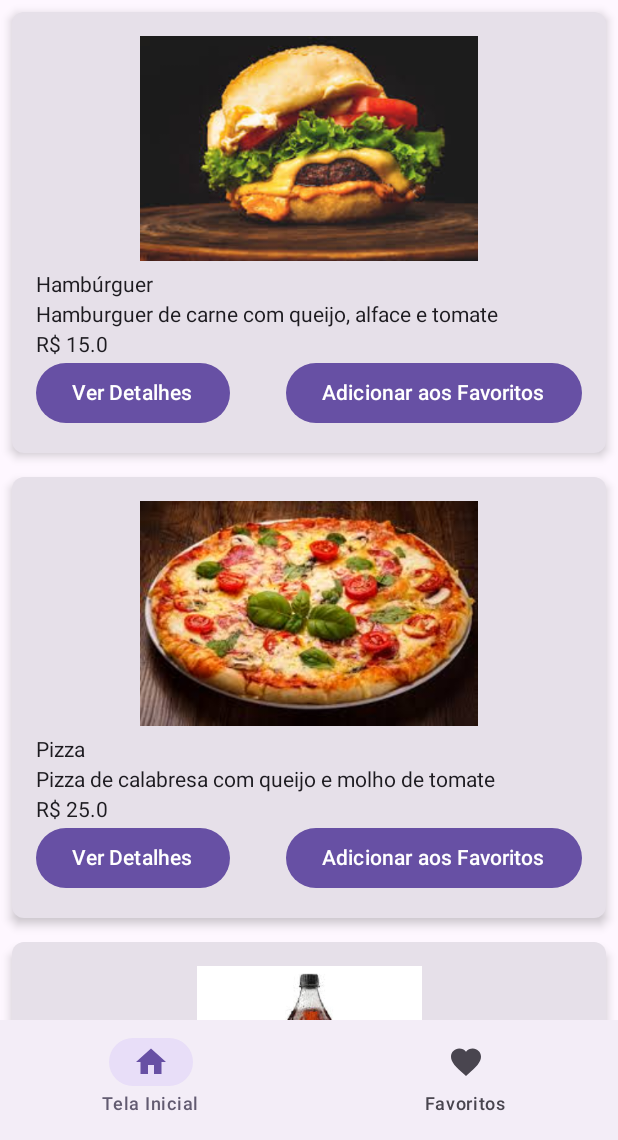
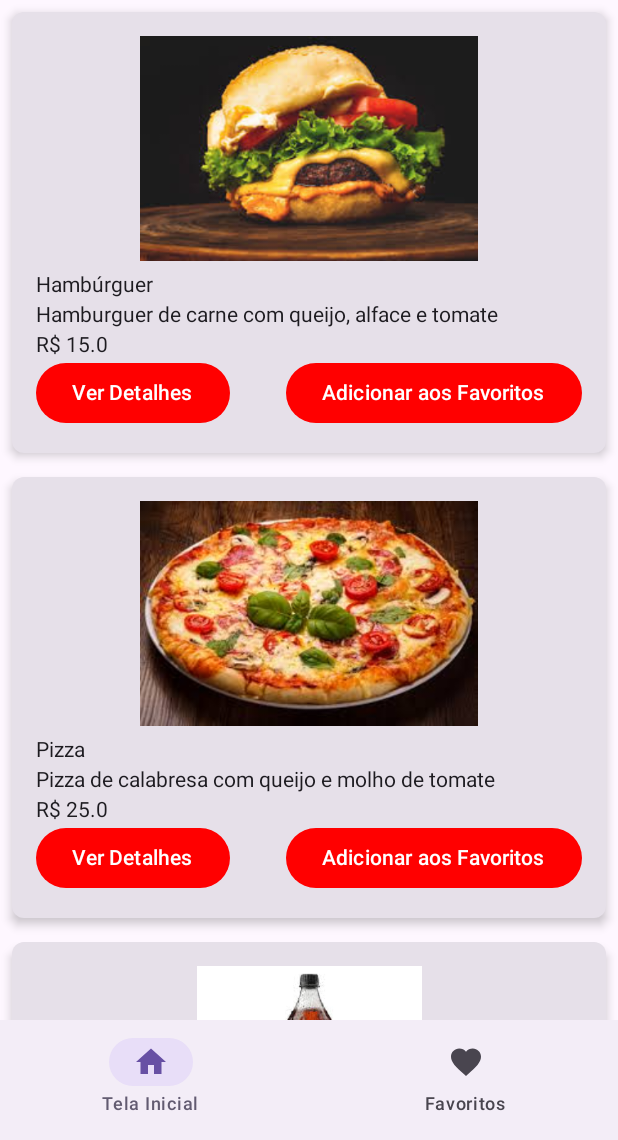
Before and after one commit to FGabriel-Lima/QuixaFood, an Android app built with Jetpack Compose: the screen it shows after launch (MainActivity), on a phone screen of 412 x 824 dp, the part 96-1236 px from its top. Run offline under Robolectric (Android 15) with nearby library versions, the phone set to English and light mode, and no system bars.

Commit message:
style: change the button collor to red

```diff
--- a/app/src/main/java/com/example/quixafood/ui/components/ItemCardView.kt
+++ b/app/src/main/java/com/example/quixafood/ui/components/ItemCardView.kt
@@ -2,6 +2,7 @@ package com.example.quixafood.ui.components
 
 import android.widget.Toast
 import androidx.compose.foundation.Image
+import androidx.compose.foundation.background
 import androidx.compose.foundation.layout.Column
 import androidx.compose.foundation.layout.Row
 import androidx.compose.foundation.layout.Spacer
@@ -10,13 +11,16 @@ import androidx.compose.foundation.layout.height
 import androidx.compose.foundation.layout.padding
 import androidx.compose.foundation.shape.RoundedCornerShape
 import androidx.compose.material3.Button
+import androidx.compose.material3.ButtonDefaults
 import androidx.compose.material3.Card
 import androidx.compose.material3.CardDefaults
 import androidx.compose.material3.ExperimentalMaterial3Api
+import androidx.compose.material3.ListItemDefaults.contentColor
 import androidx.compose.material3.Text
 import androidx.compose.runtime.Composable
 import androidx.compose.ui.Modifier
 import androidx.compose.ui.draw.clip
+import androidx.compose.ui.graphics.Color
 import androidx.compose.ui.platform.LocalContext
 import androidx.compose.ui.res.painterResource
 import androidx.compose.ui.tooling.preview.Preview
@@ -53,11 +57,16 @@ fun ItemCardView(itens: Itens, onFavoriteClick: () -> Unit = {}, onDetailClick:
             Spacer(modifier = Modifier.height(4.dp))
             Text(text = "R$ ${itens.price}")
             Row {
-                Button(onClick = onDetailClick) {
+                Button(onClick = onDetailClick,
+                        colors = ButtonDefaults.buttonColors(containerColor = Color.Red)
+                    )
+                {
                     Text(text = "Ver Detalhes")
                 }
                 Spacer(modifier = Modifier.weight(1f))
-                Button(onClick = onFavoriteClick) {
+                Button(onClick = onFavoriteClick,
+                    colors = ButtonDefaults.buttonColors(containerColor = Color.Red)
+                    ) {
                     Text(text = if (itens.isFavorite.value) "Remover dos Favoritos" else "Adicionar aos Favoritos")
                 }
             }
```
